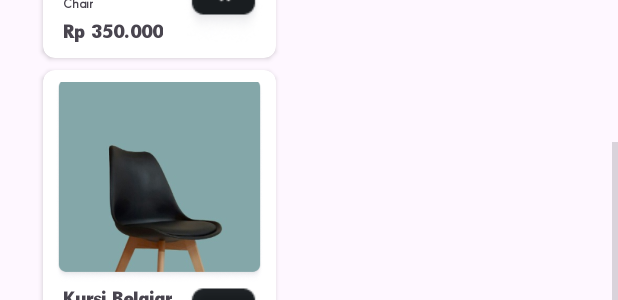
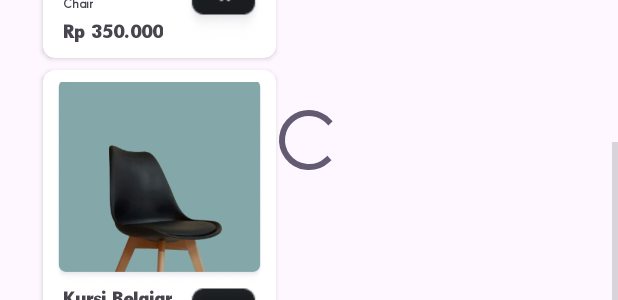
Before and after one commit to kelas-app/mobdev, an Android app: the layout fragment_home.xml on its own in the app's theme, with its tools: preview values and no code run, on a phone screen of 412 x 824 dp. Shown: the part 255-555 px from the top of the screen. Run offline under Robolectric (Android 15) with nearby library versions, the light colour scheme and no system bars; network calls fail.

Commit message:
Terbaru untuk home fragment

```diff
--- a/app/build.gradle.kts
+++ b/app/build.gradle.kts
@@ -80,5 +80,8 @@ dependencies {
     implementation(libs.kotlinx.coroutines.core)
     implementation(libs.kotlinx.coroutines.android)
 
+//    Glide untuk recyclerview
+    implementation("com.github.bumptech.glide:glide:4.16.0")
+
 
 }
--- a/app/src/main/java/com/example/capstone/data/api/response/LoginResponse.kt
+++ b/app/src/main/java/com/example/capstone/data/api/response/LoginResponse.kt
@@ -25,8 +25,8 @@ data class Data(
 	@field:SerializedName("phone")
 	val phone: String? = null,
 
-	@field:SerializedName("userId")
-	val id: String? = null,
+	@field:SerializedName("_id")
+	val id: String,
 
 	@field:SerializedName("email")
 	val email: String? = null,
--- a/app/src/main/java/com/example/capstone/data/api/services/ProductRequest.kt
+++ b/app/src/main/java/com/example/capstone/data/api/services/ProductRequest.kt
@@ -1,9 +1,5 @@
 package com.example.capstone.data.api.services
 
 data class ProductRequest (
-    val name:String,
-    val description: String,
-    val price : Float,
-    val category: String,
-    val productImage: List<String>
+    val userId : String
 )
--- a/app/src/main/java/com/example/capstone/data/repository/ProductRepository.kt
+++ b/app/src/main/java/com/example/capstone/data/repository/ProductRepository.kt
@@ -2,6 +2,7 @@ package com.example.capstone.data.repository
 
 import com.example.capstone.data.api.response.GetAllProductResponseItem
 import com.example.capstone.data.api.services.ProductApiService
+import com.example.capstone.data.api.services.ProductRequest
 import com.example.capstone.data.pref.UserPreference
 import kotlinx.coroutines.flow.flow
 
@@ -17,8 +18,8 @@ class ProductRepository private constructor(
         ) = ProductRepository(productApiService, userPreference)
     }
 
-    fun getProducts(): kotlinx.coroutines.flow.Flow<List<GetAllProductResponseItem>> = flow{
-        val  products = productApiService.getAllProducts().getAllProductResponse
+    fun getProducts(userId: String): kotlinx.coroutines.flow.Flow<List<GetAllProductResponseItem>> = flow{
+        val  products = productApiService.getAllProducts(ProductRequest(userId))
         emit(products)
     }
 }
--- /dev/null
+++ b/app/src/main/res/drawable/bg_button.xml
@@ -0,0 +1,23 @@
+<selector xmlns:android="http://schemas.android.com/apk/res/android">
+    <item android:state_pressed="true">
+        <shape>
+            <solid android:color="@color/P1"/>
+            <corners android:radius="10dp"/>
+            <padding android:left="4dp" android:right="4dp"/>
+        </shape>
+    </item>
+    <item android:state_selected="true">
+        <shape>
+            <solid android:color="@color/P1"/>
+            <corners android:radius="10dp"/>
+            <padding android:left="4dp" android:right="4dp"/>
+        </shape>
+    </item>
+    <item>
+        <shape>
+            <solid android:color="@color/P1"/>
+            <corners android:radius="10dp"/>
+            <padding android:left="4dp" android:right="4dp"/>
+        </shape>
+    </item>
+</selector>
--- a/app/src/main/res/layout/fragment_home.xml
+++ b/app/src/main/res/layout/fragment_home.xml
@@ -8,6 +8,18 @@
  <androidx.constraintlayout.widget.ConstraintLayout
      android:layout_width="match_parent"
      android:layout_height="wrap_content">
+
+  <ProgressBar
+      android:id="@+id/progressbar"
+      style="?android:attr/progressBarStyle"
+      android:layout_width="wrap_content"
+      android:layout_height="wrap_content"
+      android:visibility="gone"
+      app:layout_constraintBottom_toBottomOf="parent"
+      app:layout_constraintEnd_toEndOf="parent"
+      app:layout_constraintStart_toStartOf="parent"
+      app:layout_constraintTop_toTopOf="parent"
+      tools:visibility="visible" />
 
   <LinearLayout
       android:id="@+id/linearLayout"
@@ -154,8 +166,8 @@
         android:layout_height="wrap_content"
         android:text="@string/categories1"
         android:textColor="@color/white"
-        android:background="@drawable/button_background"
-        android:layout_marginEnd="8dp"/>
+        android:background="@drawable/bg_button"
+        android:layout_marginEnd="8dp" />
 
     <Button
         android:id="@+id/table"
@@ -219,6 +231,8 @@
     app:layout_constraintTop_toBottomOf="@+id/title_recommendation"
     tools:listitem="@layout/card_rv_home"/>
 
+
+
  </androidx.constraintlayout.widget.ConstraintLayout>
 
 
```
Also changed, not shown: app/src/main/java/com/example/capstone/data/api/response/GetAllProductResponse.kt (+11 -2 lines), app/src/main/java/com/example/capstone/data/api/services/ProductApiService.kt (+13 -6 lines), app/src/main/java/com/example/capstone/di/Injection.kt (+8 -0 lines), app/src/main/java/com/example/capstone/di/factory/ViewModelFactory.kt (+11 -6 lines), app/src/main/java/com/example/capstone/view/home/CustomHomeButton.kt (added, +13 -0 lines), app/src/main/java/com/example/capstone/view/home/HomeFragment.kt (+37 -7 lines), app/src/main/java/com/example/capstone/view/home/HomeViewModel.kt (+10 -3 lines), app/src/main/java/com/example/capstone/view/home/ListProductsAdapter.kt (added, +54 -0 lines), app/src/main/res/drawable/bg_button_disable.xml (added, +18 -0 lines), app/src/main/res/layout/card_rv_detail.xml (+13 -13 lines), app/src/main/res/layout/fragment_detail_product.xml (+10 -10 lines).
